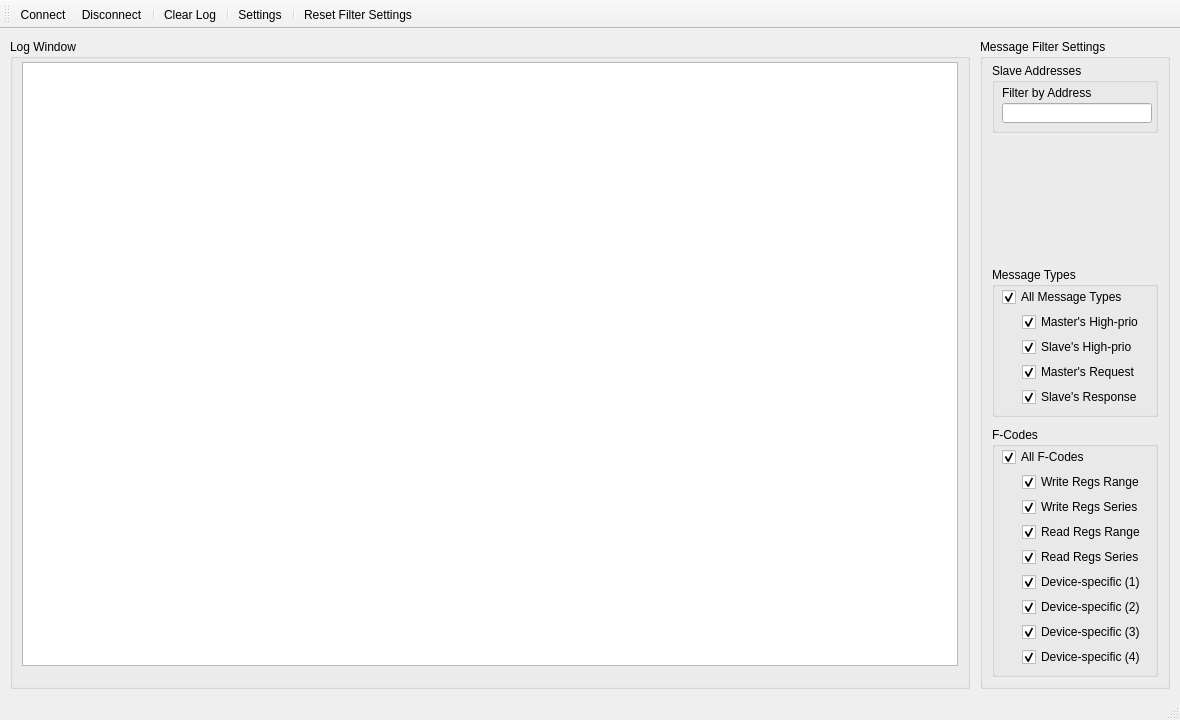
The window that src/main/main_window.ui (Clever0ne/CannabusControl) describes before a commit, drawn with Qt 5.
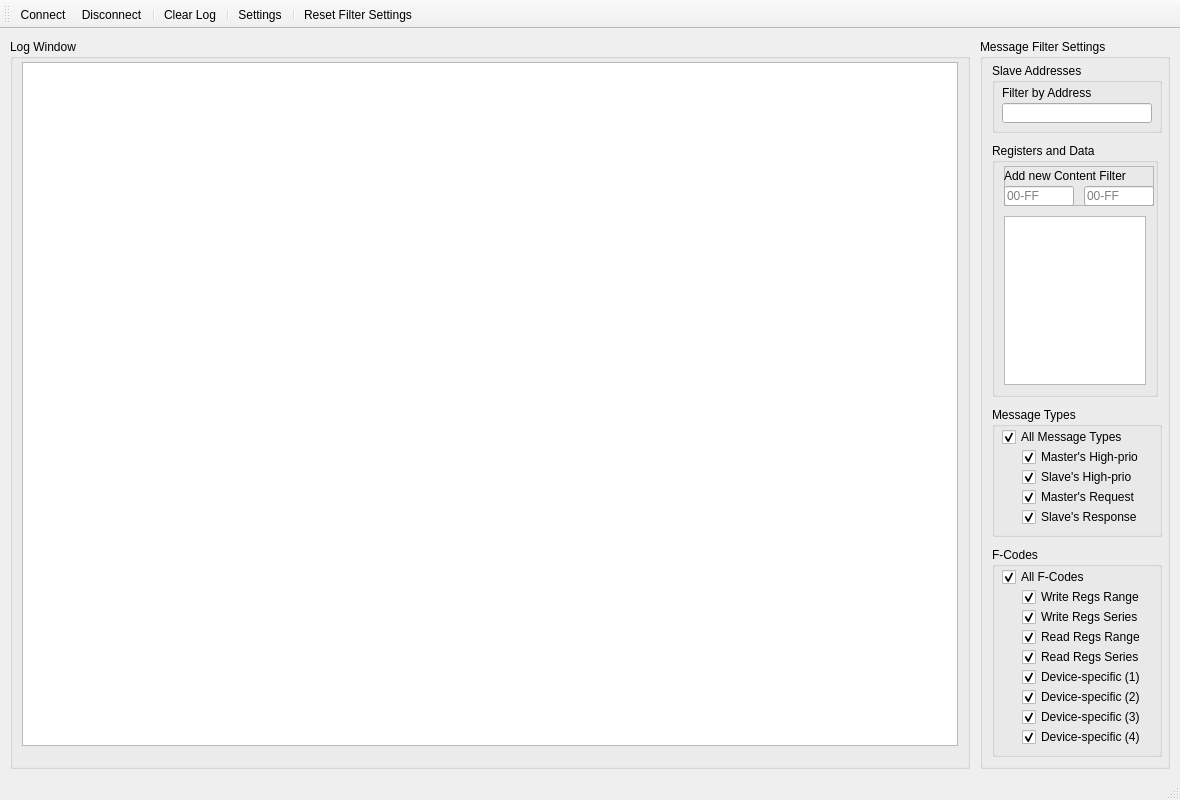
The same window after the commit. Icons and pictures are not drawn. Custom widgets are drawn as their Qt base class.

```diff
--- a/src/main/main_window.ui
+++ b/src/main/main_window.ui
@@ -7,7 +7,7 @@
     <x>0</x>
     <y>0</y>
     <width>1180</width>
-    <height>720</height>
+    <height>800</height>
    </rect>
   </property>
   <property name="sizePolicy">
@@ -124,7 +124,7 @@
       <property name="title">
        <string>Message Filter Settings</string>
       </property>
-      <layout class="QVBoxLayout" name="verticalLayout_3" stretch="70,80,150,250">
+      <layout class="QVBoxLayout" name="verticalLayout_3" stretch="70,0,150,250">
        <property name="spacing">
         <number>10</number>
        </property>
@@ -142,6 +142,12 @@
        </property>
        <item>
         <widget class="QGroupBox" name="filterSlaveAddressesBox">
+         <property name="minimumSize">
+          <size>
+           <width>170</width>
+           <height>70</height>
+          </size>
+         </property>
          <property name="maximumSize">
           <size>
            <width>170</width>
@@ -177,28 +183,157 @@
         </widget>
        </item>
        <item>
-        <layout class="QVBoxLayout" name="verticalLayout_2">
-         <item>
-          <spacer name="verticalSpacer">
-           <property name="orientation">
-            <enum>Qt::Vertical</enum>
-           </property>
-           <property name="sizeHint" stdset="0">
-            <size>
-             <width>20</width>
-             <height>40</height>
-            </size>
-           </property>
-          </spacer>
-         </item>
-        </layout>
+        <widget class="QGroupBox" name="contentFiltersBox">
+         <property name="title">
+          <string>Registers and Data</string>
+         </property>
+         <layout class="QVBoxLayout" name="verticalLayout_4">
+          <property name="spacing">
+           <number>10</number>
+          </property>
+          <property name="leftMargin">
+           <number>9</number>
+          </property>
+          <property name="topMargin">
+           <number>3</number>
+          </property>
+          <property name="rightMargin">
+           <number>9</number>
+          </property>
+          <property name="bottomMargin">
+           <number>9</number>
+          </property>
+          <item>
+           <widget class="QFrame" name="frame">
+            <property name="minimumSize">
+             <size>
+              <width>150</width>
+              <height>40</height>
+             </size>
+            </property>
+            <property name="maximumSize">
+             <size>
+              <width>150</width>
+              <height>40</height>
+             </size>
+            </property>
+            <property name="frameShape">
+             <enum>QFrame::StyledPanel</enum>
+            </property>
+            <property name="frameShadow">
+             <enum>QFrame::Raised</enum>
+            </property>
+            <widget class="QLineEdit" name="filterRegs">
+             <property name="geometry">
+              <rect>
+               <x>0</x>
+               <y>20</y>
+               <width>70</width>
+               <height>20</height>
+              </rect>
+             </property>
+             <property name="minimumSize">
+              <size>
+               <width>70</width>
+               <height>20</height>
+              </size>
+             </property>
+             <property name="maximumSize">
+              <size>
+               <width>70</width>
+               <height>20</height>
+              </size>
+             </property>
+             <property name="placeholderText">
+              <string>00-FF</string>
+             </property>
+            </widget>
+            <widget class="QLineEdit" name="filterData">
+             <property name="geometry">
+              <rect>
+               <x>80</x>
+               <y>20</y>
+               <width>70</width>
+               <height>20</height>
+              </rect>
+             </property>
+             <property name="minimumSize">
+              <size>
+               <width>70</width>
+               <height>20</height>
+              </size>
+             </property>
+             <property name="maximumSize">
+              <size>
+               <width>70</width>
+               <height>20</height>
+              </size>
+             </property>
+             <property name="placeholderText">
+              <string>00-FF</string>
+             </property>
+            </widget>
+            <widget class="QLabel" name="contentFiltersLabel">
+             <property name="geometry">
+              <rect>
+               <x>0</x>
+               <y>0</y>
+               <width>150</width>
+               <height>20</height>
+              </rect>
+             </property>
+             <property name="minimumSize">
+              <size>
+               <width>150</width>
+               <height>20</height>
+              </size>
+             </property>
+             <property name="maximumSize">
+              <size>
+               <width>150</width>
+               <height>20</height>
+              </size>
+             </property>
+             <property name="text">
+              <string>Add new Content Filter</string>
+             </property>
+            </widget>
+           </widget>
+          </item>
+          <item>
+           <widget class="FiltersList" name="contentFiltersList">
+            <property name="font">
+             <font>
+              <family>Courier New</family>
+              <pointsize>8</pointsize>
+             </font>
+            </property>
+            <attribute name="horizontalHeaderDefaultSectionSize">
+             <number>74</number>
+            </attribute>
+            <attribute name="verticalHeaderMinimumSectionSize">
+             <number>20</number>
+            </attribute>
+            <attribute name="verticalHeaderDefaultSectionSize">
+             <number>20</number>
+            </attribute>
+           </widget>
+          </item>
+         </layout>
+        </widget>
        </item>
        <item>
         <widget class="QGroupBox" name="filterMsgTypesBox">
+         <property name="minimumSize">
+          <size>
+           <width>170</width>
+           <height>130</height>
+          </size>
+         </property>
          <property name="maximumSize">
           <size>
            <width>170</width>
-           <height>150</height>
+           <height>130</height>
           </size>
          </property>
          <property name="title">
@@ -208,7 +343,7 @@
           <property name="geometry">
            <rect>
             <x>30</x>
-            <y>95</y>
+            <y>80</y>
             <width>130</width>
             <height>20</height>
            </rect>
@@ -224,7 +359,7 @@
           <property name="geometry">
            <rect>
             <x>30</x>
-            <y>120</y>
+            <y>100</y>
             <width>130</width>
             <height>20</height>
            </rect>
@@ -259,7 +394,7 @@
           <property name="geometry">
            <rect>
             <x>30</x>
-            <y>45</y>
+            <y>40</y>
             <width>130</width>
             <height>20</height>
            </rect>
@@ -275,7 +410,7 @@
           <property name="geometry">
            <rect>
             <x>30</x>
-            <y>70</y>
+            <y>60</y>
             <width>130</width>
             <height>20</height>
            </rect>
@@ -291,10 +426,16 @@
        </item>
        <item>
         <widget class="QGroupBox" name="filterFCodesBox">
+         <property name="minimumSize">
+          <size>
+           <width>170</width>
+           <height>210</height>
+          </size>
+         </property>
          <property name="maximumSize">
           <size>
            <width>170</width>
-           <height>250</height>
+           <height>210</height>
           </size>
          </property>
          <property name="title">
@@ -304,7 +445,7 @@
           <property name="geometry">
            <rect>
             <x>30</x>
-            <y>95</y>
+            <y>80</y>
             <width>130</width>
             <height>20</height>
            </rect>
@@ -320,7 +461,7 @@
           <property name="geometry">
            <rect>
             <x>30</x>
-            <y>120</y>
+            <y>100</y>
             <width>130</width>
             <height>20</height>
            </rect>
@@ -336,7 +477,7 @@
           <property name="geometry">
            <rect>
             <x>30</x>
-            <y>145</y>
+            <y>120</y>
             <width>130</width>
             <height>20</height>
            </rect>
@@ -371,7 +512,7 @@
           <property name="geometry">
            <rect>
             <x>30</x>
-            <y>45</y>
+            <y>40</y>
             <width>130</width>
             <height>20</height>
            </rect>
@@ -387,7 +528,7 @@
           <property name="geometry">
            <rect>
             <x>30</x>
-            <y>70</y>
+            <y>60</y>
             <width>130</width>
             <height>20</height>
            </rect>
@@ -403,7 +544,7 @@
           <property name="geometry">
            <rect>
             <x>30</x>
-            <y>170</y>
+            <y>140</y>
             <width>130</width>
             <height>20</height>
            </rect>
@@ -419,7 +560,7 @@
           <property name="geometry">
            <rect>
             <x>30</x>
-            <y>195</y>
+            <y>160</y>
             <width>130</width>
             <height>20</height>
            </rect>
@@ -435,7 +576,7 @@
           <property name="geometry">
            <rect>
             <x>30</x>
-            <y>220</y>
+            <y>180</y>
             <width>130</width>
             <height>20</height>
            </rect>
@@ -554,6 +695,11 @@
    <extends>QTableWidget</extends>
    <header>src/main/log_window.h</header>
   </customwidget>
+  <customwidget>
+   <class>FiltersList</class>
+   <extends>QTableWidget</extends>
+   <header>src/main/filters_list.h</header>
+  </customwidget>
  </customwidgets>
  <resources>
   <include location="../images/images.qrc"/>
```
